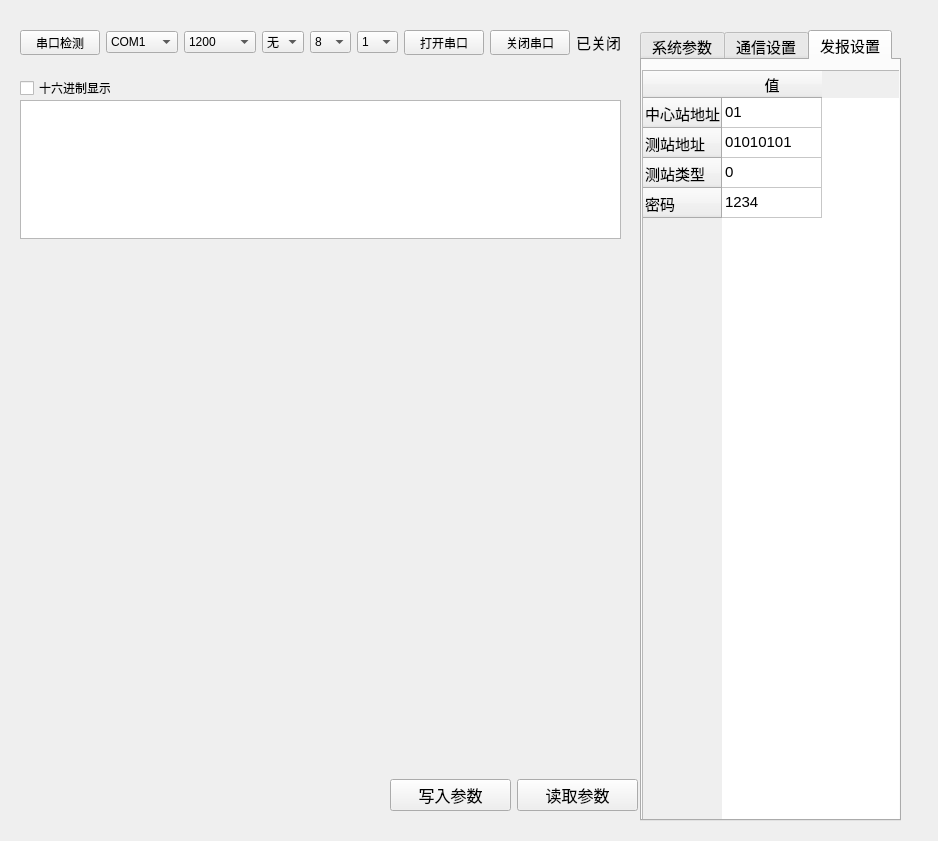
The window that Python/pyqt/rtuUI/rtuUI.ui (xiefeimcu/mcu_code) describes before a commit, drawn with Qt 5.
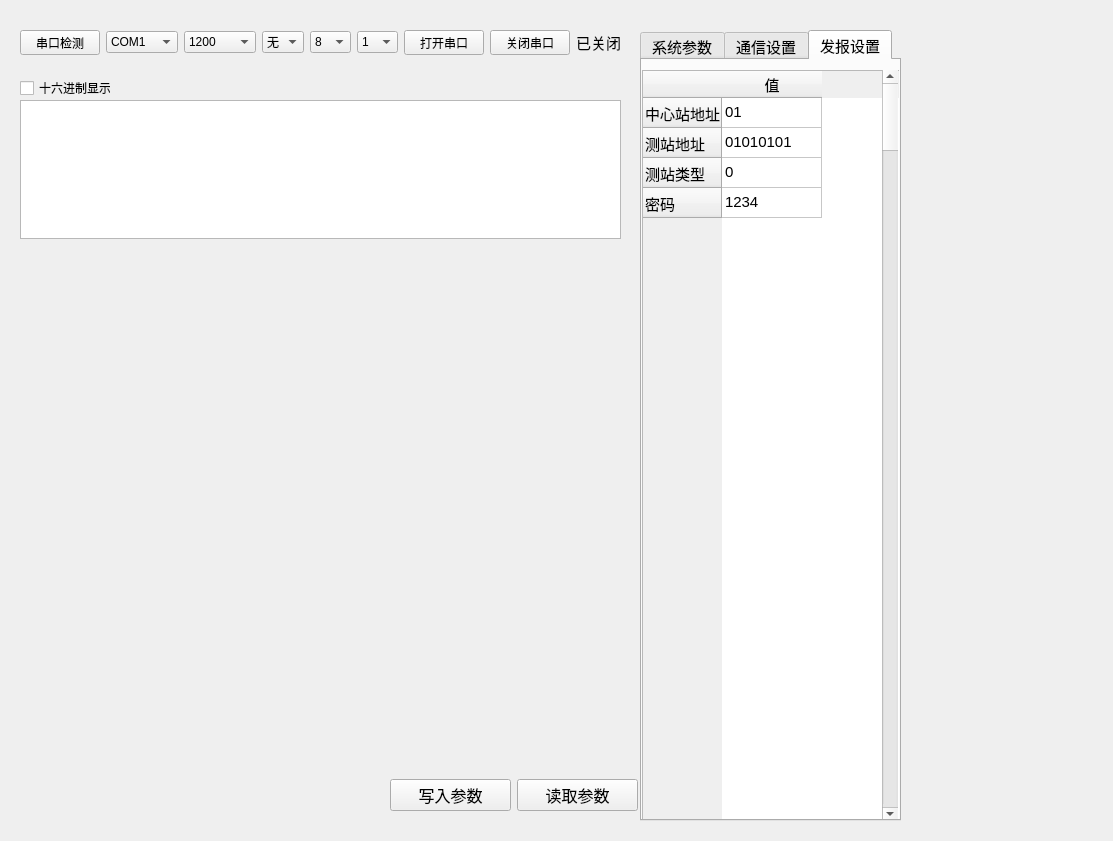
The same window after the commit. The open tabs and pages were chosen to show the change.

Diff of the .ui file:
```diff
--- a/Python/pyqt/rtuUI/rtuUI.ui
+++ b/Python/pyqt/rtuUI/rtuUI.ui
@@ -6,7 +6,7 @@
    <rect>
     <x>0</x>
     <y>0</y>
-    <width>938</width>
+    <width>1113</width>
     <height>841</height>
    </rect>
   </property>
@@ -416,6 +416,19 @@
       </property>
      </item>
     </widget>
+    <widget class="QScrollBar" name="verticalScrollBar">
+     <property name="geometry">
+      <rect>
+       <x>240</x>
+       <y>10</y>
+       <width>16</width>
+       <height>751</height>
+      </rect>
+     </property>
+     <property name="orientation">
+      <enum>Qt::Vertical</enum>
+     </property>
+    </widget>
    </widget>
   </widget>
   <widget class="QCheckBox" name="checkBox">
@@ -441,7 +454,7 @@
     </rect>
    </property>
   </widget>
-  <widget class="QWidget" name="">
+  <widget class="QWidget" name="layoutWidget">
    <property name="geometry">
     <rect>
      <x>390</x>
```
Left out of the diff: 45 changed lines with no effect on the pictures.
